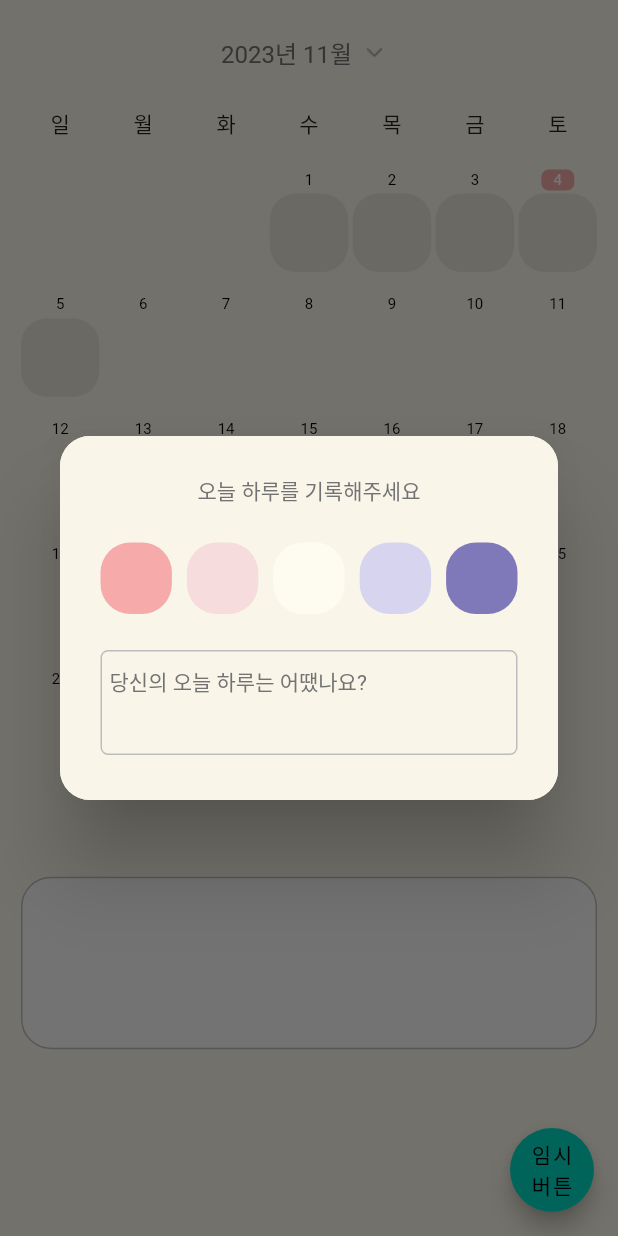
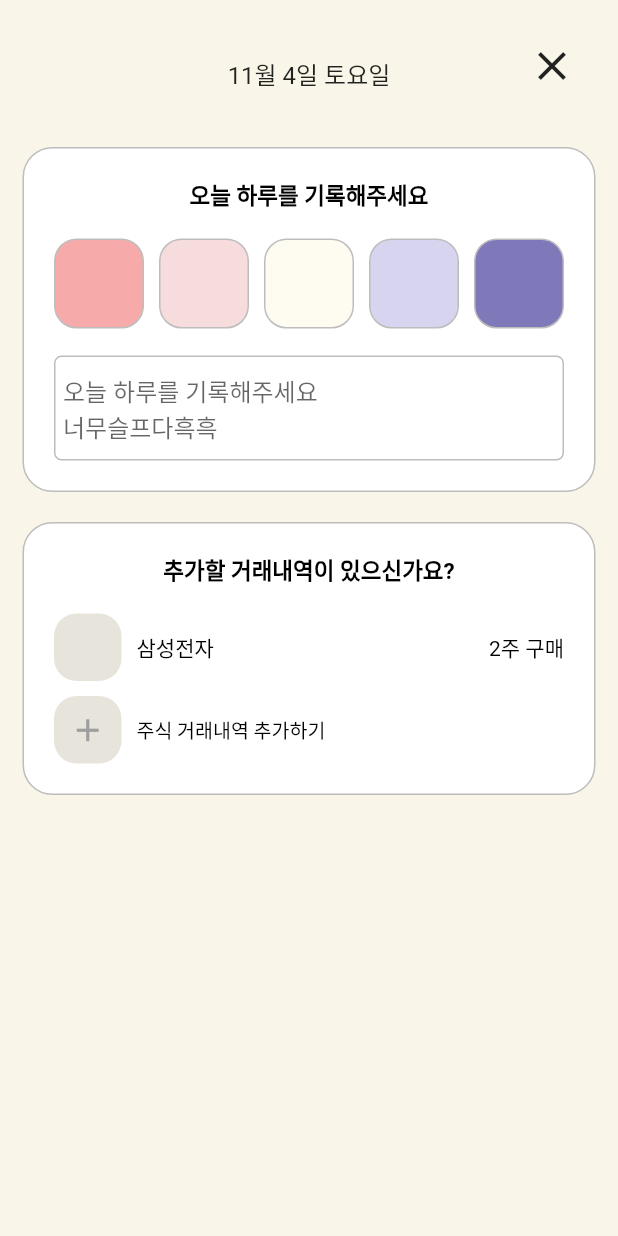
Before and after one commit to snuhcs-course/swpp-2023-project-team-4, a Flutter app: the CalendarScreen screen opened directly, after a tap on an icon or button, on a phone screen of 412 x 824 dp. Run offline on Flutter 3.47's test engine with Material 2 defaults, Android fonts, the light colour scheme and no system bars; our stand-ins replace cached_network_image, dio, equatable, firebase_auth, firebase_core, flutter_easyloading and 4 more; accounts and stored records are empty; generated files the repository leaves out were written again; Roboto replaces fonts that are missing (NanumBarunGothic, Pretendard); project files that could hold a hidden picture were left out.

Commit message:
:sparkles: 감정기록 스크린 구현

```diff
--- a/my_stock/lib/app/presentation/screen/bottom_nav_2_calendar_screen/calendar_screen.dart
+++ b/my_stock/lib/app/presentation/screen/bottom_nav_2_calendar_screen/calendar_screen.dart
@@ -2,9 +2,9 @@ import 'package:flutter/material.dart';
 import 'package:flutter_holo_date_picker/flutter_holo_date_picker.dart';
 import 'package:my_stock/app/presentation/screen/bottom_nav_2_calendar_screen/calendar_screen_view_model.dart';
 import 'package:my_stock/app/presentation/screen/bottom_nav_2_calendar_screen/date_emotion.dart';
+import 'package:my_stock/app/presentation/screen/bottom_nav_2_calendar_screen/record_emotion_screen/record_emotion_screen.dart';
 import 'package:my_stock/app/presentation/screen/search_stock_screen/search_stock_screen.dart';
 import 'package:my_stock/app/presentation/util/my_navigator.dart';
-import 'package:my_stock/app/presentation/vm/emotion_vm_enum.dart';
 import 'package:my_stock/core/theme/color_theme.dart';
 import 'package:my_stock/core/theme/text_theme.dart';
 import 'package:my_stock/core/util/date.dart';
@@ -12,7 +12,6 @@ import 'package:my_stock/core/util/year_month.dart';
 import 'package:provider/provider.dart';
 
 part 'widget/calendar_date.dart';
-part 'widget/record_emotion_dialog.dart';
 part 'widget/year_month_change_dialog.dart';
 
 class CalendarScreen extends StatelessWidget {
@@ -163,18 +162,7 @@ class _CalendarBody extends StatelessWidget {
             onTap: (Date date) async {
               onDateSelected(date);
               await Future.delayed(Duration(milliseconds: 70));
-              showDialog(
-                context: context,
-                builder: (_) => Dialog(
-                  child: _RecordEmotionDialog(
-                    onEmotionSelected:
-                        context.read<CalendarScreenViewModel>().onSelectEmotion(date),
-                  ),
-                  shape: RoundedRectangleBorder(
-                    borderRadius: BorderRadius.circular(20),
-                  ),
-                ),
-              );
+              MyNavigator.push(RecordEmotionScreen(date: date));
             },
           ),
         ),
--- /dev/null
+++ b/my_stock/lib/app/presentation/screen/bottom_nav_2_calendar_screen/record_emotion_screen/record_emotion_screen.dart
@@ -0,0 +1,198 @@
+import 'package:flutter/material.dart';
+import 'package:my_stock/app/presentation/util/my_navigator.dart';
+import 'package:my_stock/app/presentation/widget/gap_layout.dart';
+import 'package:my_stock/core/theme/color_theme.dart';
+import 'package:my_stock/core/theme/text_theme.dart';
+import 'package:my_stock/core/util/date.dart';
+
+class RecordEmotionScreen extends StatelessWidget {
+  final Date date;
+
+  const RecordEmotionScreen({
+    super.key,
+    required this.date,
+  });
+
+  @override
+  Widget build(BuildContext context) {
+    return Scaffold(
+      backgroundColor: BackgroundColor.defaultColor,
+      body: SafeArea(
+        child: Container(
+          padding: EdgeInsets.symmetric(horizontal: 15),
+          child: Column(
+            children: [
+              Stack(
+                children: [
+                  Container(
+                    width: double.infinity,
+                    alignment: Alignment.center,
+                    padding: EdgeInsets.symmetric(vertical: 37),
+                    child: Text("${date.month}월 ${date.day}일 ${date.dayOfWeek}요일",
+                        style: HeaderTextStyle.nanum16),
+                  ),
+                  Positioned(
+                    right: 5,
+                    top: 20,
+                    child: IconButton(
+                      onPressed: () {
+                        MyNavigator.pop();
+                      },
+                      icon: Icon(Icons.close, size: 32),
+                    ),
+                  ),
+                ],
+              ),
+              SingleChildScrollView(
+                child: Column(
+                  children: [
+                    Container(
+                      width: double.infinity,
+                      padding: EdgeInsets.all(20),
+                      decoration: BoxDecoration(
+                        color: Colors.white,
+                        borderRadius: BorderRadius.circular(20),
+                        border: Border.all(color: StrokeColor.writeText, width: 1),
+                      ),
+                      child: Column(
+                        crossAxisAlignment: CrossAxisAlignment.center,
+                        children: [
+                          Text("오늘 하루를 기록해주세요", style: PretendardTextStyle.semiBold15.black),
+                          const SizedBox(height: 18),
+                          LayoutBuilder(
+                            builder: (context, constraints) {
+                              double maxWidth = constraints.maxWidth;
+                              double containerMaxWidth = (maxWidth - 40) / 5;
+                              return GapRow(
+                                gap: 10,
+                                children: [
+                                  Container(
+                                    width: containerMaxWidth,
+                                    height: containerMaxWidth,
+                                    decoration: BoxDecoration(
+                                      borderRadius: BorderRadius.circular(15),
+                                      border: Border.all(color: StrokeColor.writeText, width: 1),
+                                      color: EmotionColor.happier,
+                                    ),
+                                  ),
+                                  Container(
+                                    width: containerMaxWidth,
+                                    height: containerMaxWidth,
+                                    decoration: BoxDecoration(
+                                      borderRadius: BorderRadius.circular(15),
+                                      border: Border.all(color: StrokeColor.writeText, width: 1),
+                                      color: EmotionColor.happy,
+                                    ),
+                                  ),
+                                  Container(
+                                    width: containerMaxWidth,
+                                    height: containerMaxWidth,
+                                    decoration: BoxDecoration(
+                                      borderRadius: BorderRadius.circular(15),
+                                      border: Border.all(color: StrokeColor.writeText, width: 1),
+                                      color: EmotionColor.neutral,
+                                    ),
+                                  ),
+                                  Container(
+                                    width: containerMaxWidth,
+                                    height: containerMaxWidth,
+                                    decoration: BoxDecoration(
+                                      borderRadius: BorderRadius.circular(15),
+                                      border: Border.all(color: StrokeColor.writeText, width: 1),
+                                      color: EmotionColor.sad,
+                                    ),
+                                  ),
+                                  Container(
+                                    width: containerMaxWidth,
+                                    height: containerMaxWidth,
+                                    decoration: BoxDecoration(
+                                      borderRadius: BorderRadius.circular(15),
+                                      border: Border.all(color: StrokeColor.writeText, width: 1),
+                                      color: EmotionColor.sadder,
+                                    ),
+                                  ),
+                                ],
+                              );
+                            },
+                          ),
+                          const SizedBox(height: 18),
+                          Container(
+                            padding: EdgeInsets.symmetric(vertical: 10, horizontal: 5),
+                            decoration: BoxDecoration(
+                              borderRadius: BorderRadius.circular(5),
+                              border: Border.all(color: StrokeColor.writeText, width: 1),
+                            ),
+                            child: TextFormField(
+                              maxLines: null,
+                              decoration: InputDecoration(
+                                hintText: "오늘 하루를 기록해주세요\n너무슬프다흑흑",
+                                border: InputBorder.none,
+                                isCollapsed: true,
+                              ),
+                            ),
+                          ),
+                        ],
+                      ),
+                    ),
+                    const SizedBox(height: 20),
+                    Container(
+                      width: double.infinity,
+                      padding: EdgeInsets.all(20),
+                      decoration: BoxDecoration(
+                        color: Colors.white,
+                        borderRadius: BorderRadius.circular(20),
+                        border: Border.all(color: StrokeColor.writeText, width: 1),
+                      ),
+                      child: Column(
+                        children: [
+                          Text("추가할 거래내역이 있으신가요?", style: PretendardTextStyle.semiBold15.black),
+                          const SizedBox(height: 18),
+                          GapColumn(
+                            gap: 10,
+                            children: [
+                              Row(
+                                children: [
+                                  Container(
+                                    width: 45,
+                                    height: 45,
+                                    decoration: BoxDecoration(
+                                      borderRadius: BorderRadius.circular(15),
+                                      color: EmotionColor.notFilled,
+                                    ),
+                                  ),
+                                  const SizedBox(width: 10),
+                                  Text("삼성전자", style: PretendardTextStyle.regular14.black),
+                                  Spacer(),
+                                  Text("2주 구매", style: PretendardTextStyle.regular14.black),
+                                ],
+                              ),
+                              Row(
+                                children: [
+                                  Container(
+                                    width: 45,
+                                    height: 45,
+                                    decoration: BoxDecoration(
+                                      borderRadius: BorderRadius.circular(15),
+                                      color: EmotionColor.notFilled,
+                                    ),
+                                    child: Icon(Icons.add, size: 25, color: Colors.grey),
+                                  ),
+                                  const SizedBox(width: 10),
+                                  Text("주식 거래내역 추가하기", style: PretendardTextStyle.light13.black),
+                                ],
+                              ),
+                            ],
+                          ),
+                        ],
+                      ),
+                    ),
+                  ],
+                ),
+              ),
+            ],
+          ),
+        ),
+      ),
+    );
+  }
+}
--- a/my_stock/lib/app/presentation/screen/bottom_nav_2_calendar_screen/widget/record_emotion_dialog.dart
+++ /dev/null
@@ -1,91 +0,0 @@
-part of '../calendar_screen.dart';
-
-class _RecordEmotionDialog extends StatelessWidget {
-  final List<EmotionVMEnum> emotions = [
-    EmotionVMEnum.happier,
-    EmotionVMEnum.happy,
-    EmotionVMEnum.neutral,
-    EmotionVMEnum.sad,
-    EmotionVMEnum.sadder,
-  ];
-
-  final void Function(EmotionVMEnum emotion) onEmotionSelected;
-
-  _RecordEmotionDialog({
-    super.key,
-    required this.onEmotionSelected,
-  });
-
-  @override
-  Widget build(BuildContext context) {
-    return Container(
-      padding: EdgeInsets.symmetric(horizontal: 27).copyWith(
-        top: 26,
-        bottom: 30,
-      ),
-      decoration: BoxDecoration(
-        borderRadius: BorderRadius.circular(20),
-        color: BackgroundColor.defaultColor,
-      ),
-      child: Column(
-        mainAxisSize: MainAxisSize.min,
-        children: [
-          Text("오늘 하루를 기록해주세요", style: BodyTextStyle.nanum14.writeText),
-          const SizedBox(height: 24),
-          _buildEmotionRow(),
-          const SizedBox(height: 24),
-          Container(
-            height: 70,
-            padding: EdgeInsets.symmetric(horizontal: 5, vertical: 10),
-            decoration: BoxDecoration(
-              borderRadius: BorderRadius.circular(5),
-              border: Border.all(
-                color: StrokeColor.writeText,
-                width: 1,
-              ),
-            ),
-            child: TextFormField(
-              maxLines: null,
-              style: BodyTextStyle.nanum14.writeText,
-              decoration: InputDecoration(
-                isCollapsed: true,
-                border: InputBorder.none,
-                hintText: "당신의 오늘 하루는 어땠나요?",
-                hintStyle: BodyTextStyle.nanum14.writeText,
-              ),
-            ),
-          ),
-        ],
-      ),
-    );
-  }
-
-  Widget _buildEmotionRow() {
-    List<Widget> children = [];
-    for (int i = 0; i < emotions.length; i++) {
-      children.add(
-        Expanded(
-          child: GestureDetector(
-            onTap: () {
-              onEmotionSelected(emotions[i]);
-              MyNavigator.pop();
-            },
-            child: AspectRatio(
-              aspectRatio: 1,
-              child: Container(
-                decoration: BoxDecoration(
-                  borderRadius: BorderRadius.circular(20),
-                  color: emotions[i].color,
-                ),
-              ),
-            ),
-          ),
-        ),
-      );
-      if (i != emotions.length - 1) {
-        children.add(const SizedBox(width: 10));
-      }
-    }
-    return Row(children: children);
-  }
-}
--- a/my_stock/lib/app/presentation/widget/gap_layout.dart
+++ b/my_stock/lib/app/presentation/widget/gap_layout.dart
@@ -39,3 +39,43 @@ class GapColumn extends StatelessWidget {
     );
   }
 }
+
+class GapRow extends StatelessWidget {
+  final double gap;
+  final EdgeInsetsGeometry padding;
+  final MainAxisSize mainAxisSize;
+  final CrossAxisAlignment crossAxisAlignment;
+  final MainAxisAlignment mainAxisAlignment;
+  final List<Widget> children;
+
+  const GapRow({
+    Key? key,
+    required this.gap,
+    required this.children,
+    this.mainAxisSize = MainAxisSize.max,
+    this.crossAxisAlignment = CrossAxisAlignment.center,
+    this.mainAxisAlignment = MainAxisAlignment.start,
+    this.padding = EdgeInsets.zero,
+  }) : super(key: key);
+
+  /// Gap을 사용한다는 것은 MainAxisAlignment가 필요하지 않다는 것을 의미한다.
+  @override
+  Widget build(BuildContext context) {
+    final gapChildren = <Widget>[];
+    for (var i = 0; i < children.length; i++) {
+      gapChildren.add(children[i]);
+      if (i != children.length - 1) {
+        gapChildren.add(SizedBox(width: gap));
+      }
+    }
+    return Padding(
+      padding: padding,
+      child: Row(
+        crossAxisAlignment: crossAxisAlignment,
+        mainAxisSize: mainAxisSize,
+        mainAxisAlignment: mainAxisAlignment,
+        children: gapChildren,
+      ),
+    );
+  }
+}
--- a/my_stock/lib/core/util/date.dart
+++ b/my_stock/lib/core/util/date.dart
@@ -35,3 +35,27 @@ class Date extends Equatable {
   @override
   List<Object?> get props => [year, month, day];
 }
+
+extension DateExtension on Date {
+  String get dayOfWeek {
+    final dayOfWeek = DateTime(year, month, day).weekday;
+    switch (dayOfWeek) {
+      case DateTime.monday:
+        return "월";
+      case DateTime.tuesday:
+        return "화";
+      case DateTime.wednesday:
+        return "수";
+      case DateTime.thursday:
+        return "목";
+      case DateTime.friday:
+        return "금";
+      case DateTime.saturday:
+        return "토";
+      case DateTime.sunday:
+        return "일";
+      default:
+        return "";
+    }
+  }
+}
```
